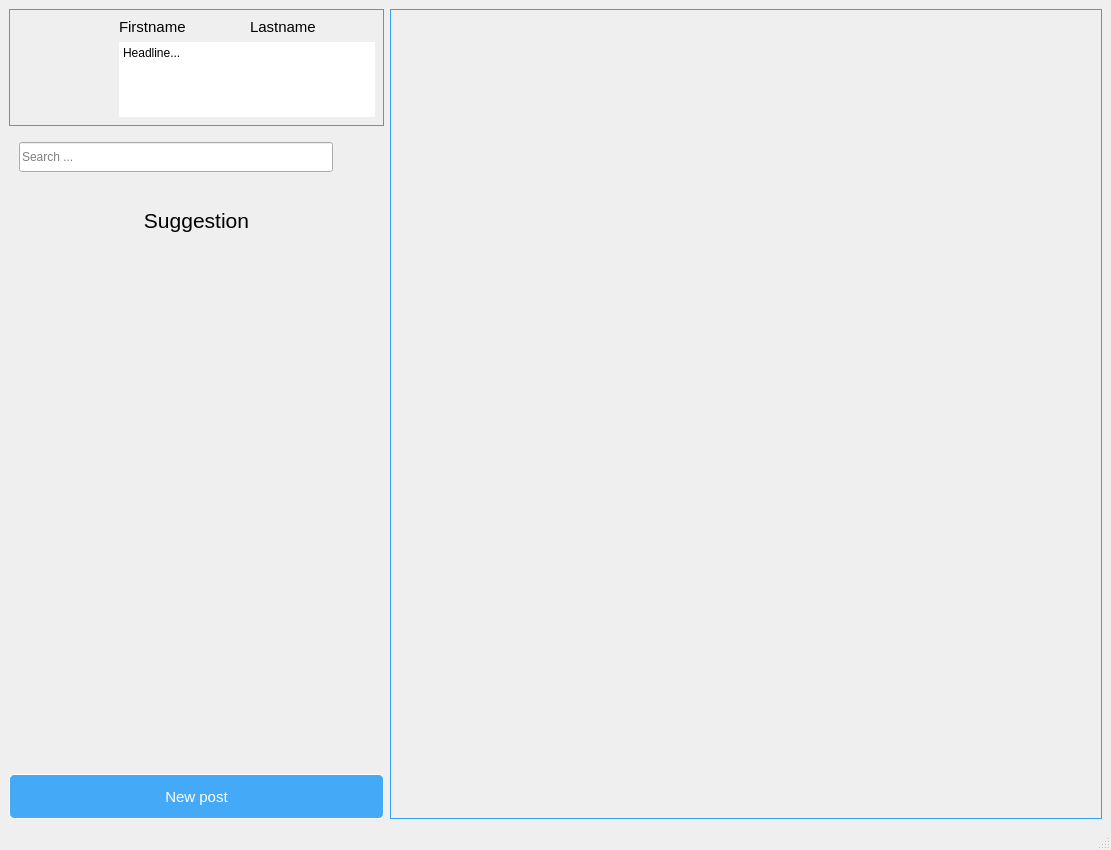
mersadcam/db_linkedin_uni, file Main project/Mainwindow.ui: the form before one commit.
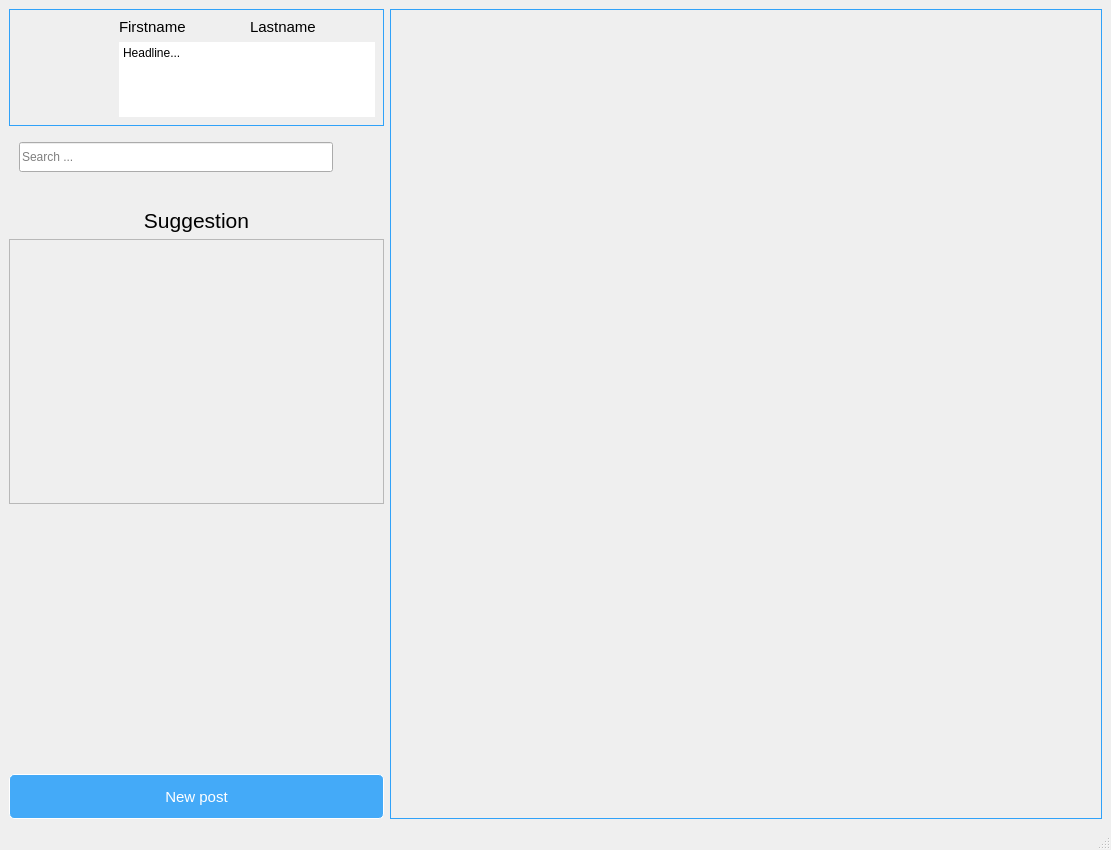
The form after the commit. Icons and pictures are not drawn.

Patch:
```diff
--- a/Main project/Mainwindow.ui
+++ b/Main project/Mainwindow.ui
@@ -209,7 +209,7 @@
        </layout>
       </item>
       <item>
-       <layout class="QVBoxLayout" name="verticalLayout" stretch="0,1,0">
+       <layout class="QVBoxLayout" name="verticalLayout" stretch="0,0,0">
         <property name="topMargin">
          <number>20</number>
         </property>
@@ -232,19 +232,20 @@
          </widget>
         </item>
         <item>
-         <widget class="QWidget" name="widget" native="true">
-          <property name="minimumSize">
-           <size>
-            <width>0</width>
-            <height>100</height>
-           </size>
+         <widget class="QScrollArea" name="userNetwork_scrollArea">
+          <property name="widgetResizable">
+           <bool>true</bool>
           </property>
-          <property name="maximumSize">
-           <size>
-            <width>16777215</width>
-            <height>100</height>
-           </size>
-          </property>
+          <widget class="QWidget" name="scrollAreaWidgetContents_2">
+           <property name="geometry">
+            <rect>
+             <x>0</x>
+             <y>0</y>
+             <width>373</width>
+             <height>244</height>
+            </rect>
+           </property>
+          </widget>
          </widget>
         </item>
         <item>
```
